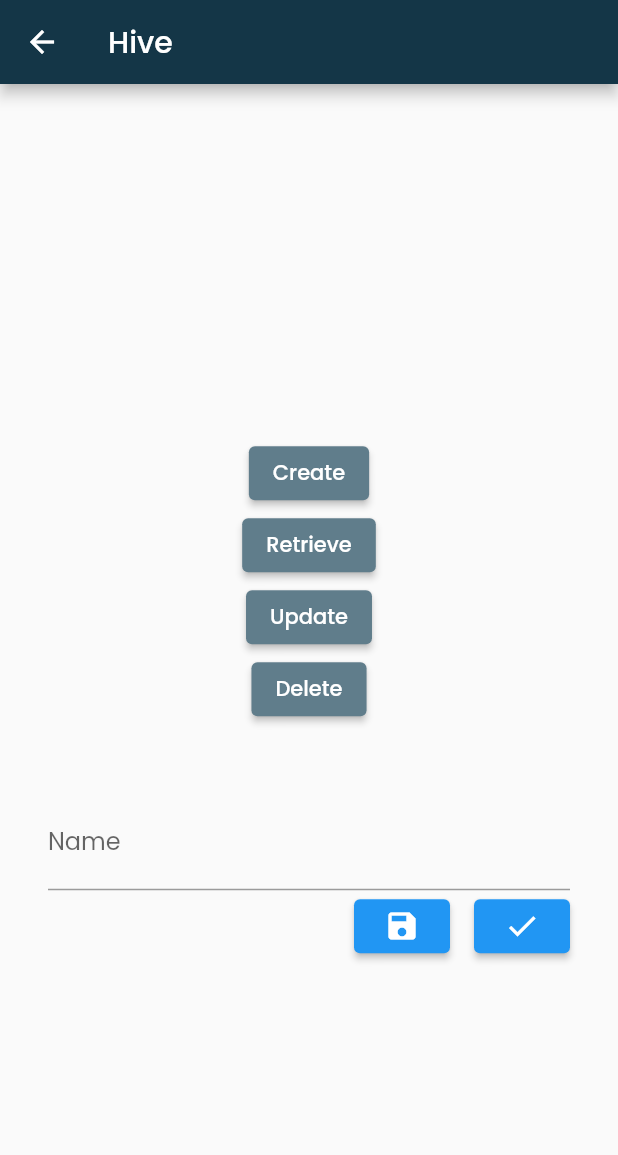
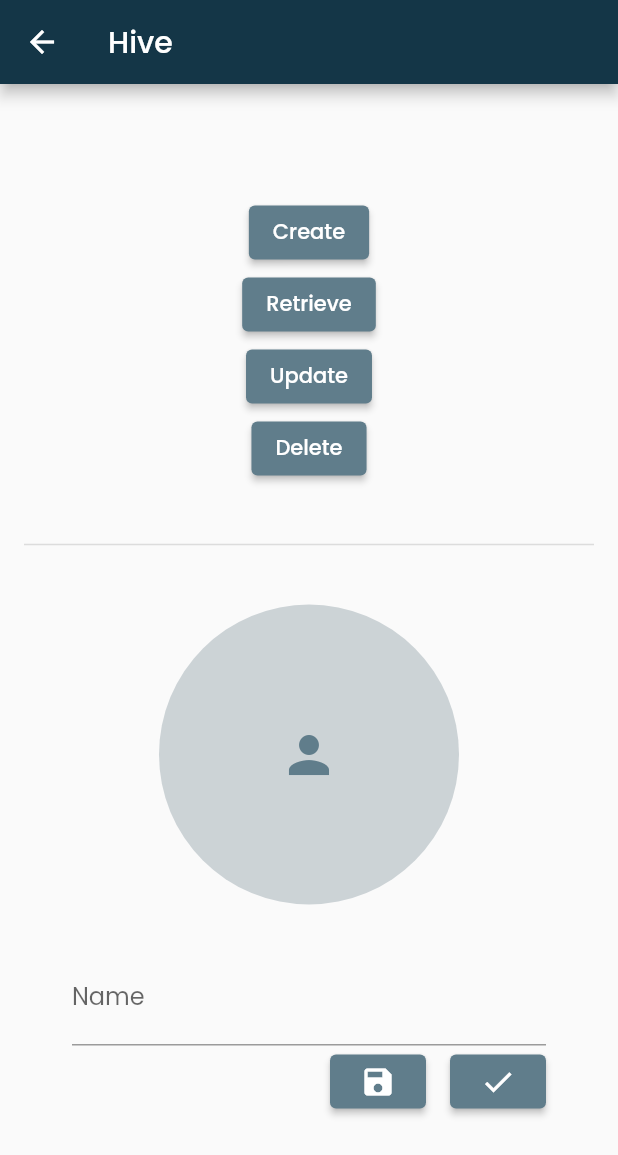
Before and after one commit to hanna-kr/app_akademie_exercises, a Flutter app: the HiveExercisePage screen opened by its route, after a tap on "Retrieve", on a phone screen of 412 x 824 dp. Shown: the top 1155 px of the screen. Run offline on Flutter 3.47's test engine with Material 2 defaults, Android fonts, the phone set to English and light mode, and no system bars; our stand-ins replace cached_network_image, card_swiper, google_fonts, hive, hive_flutter, image_picker and 2 more; missing offline and left inert: blobs; accounts and stored records are empty.

Commit message:
minor changes

```diff
--- a/lib/main.dart
+++ b/lib/main.dart
@@ -1,4 +1,5 @@
 import 'package:app_akademie_exercises/app.dart';
+import 'package:app_akademie_exercises/src/presentation/5.6%20-%20/model/user.dart';
 import 'package:app_akademie_exercises/styles/spacing.dart';
 
 import 'package:flutter/foundation.dart';
@@ -7,7 +8,9 @@ import 'package:hive_flutter/hive_flutter.dart';
 
 void main() async {
   await Hive.initFlutter();
+  Hive.registerAdapter(UserAdapter());
   await Hive.openBox<String>('dataBox');
+  await Hive.openBox<String>('profilePictureBox');
 
   if (kDebugMode || kReleaseMode) {
     ErrorWidget.builder = (details) => Scaffold(
--- /dev/null
+++ b/lib/src/presentation/5.6 - /components/circle_avatar.dart
@@ -0,0 +1,126 @@
+import 'dart:io';
+
+import 'package:flutter/material.dart';
+import 'package:hive/hive.dart';
+import 'package:image_picker/image_picker.dart';
+
+class CircleAvatarCustom extends StatefulWidget {
+  const CircleAvatarCustom({super.key});
+
+  @override
+  State<CircleAvatarCustom> createState() => _CircleAvatarCustomState();
+}
+
+class _CircleAvatarCustomState extends State<CircleAvatarCustom> {
+  String image = '';
+
+  Box<String> box = Hive.box<String>('profilePictureBox');
+
+  // @override
+  // void initState() {
+  //   super.initState();
+  //   getImage();
+  // }
+
+  Future pickImage() async {
+    final temporaryImage =
+        await ImagePicker().pickImage(source: ImageSource.gallery);
+
+    if (temporaryImage != null) {
+      setState(() {
+        image = temporaryImage.path;
+      });
+      saveImage();
+    }
+  }
+
+  void saveImage() async {
+    box.put('image1', image);
+  }
+
+  // void getImage() async {
+  //   setState(() {
+  //     box.delete('image1');
+  //   });
+  // }
+
+  Future<String> getImage() async {
+    return image = box.get('image1') ?? '';
+  }
+
+  void deleteImage() {
+    box.delete('image1');
+  }
+
+  @override
+  Widget build(BuildContext context) {
+    return GestureDetector(
+      onTap: () {
+        pickImage();
+      },
+      onLongPress: () {
+        setState(() {
+          deleteImage();
+        });
+      },
+      // child: Container(
+      //     clipBehavior: Clip.hardEdge,
+      //     width: 200,
+      //     height: 200,
+      //     decoration: BoxDecoration(
+      //       shape: BoxShape.circle,
+      //       color: Theme.of(context).primaryColor.withOpacity(0.2),
+      //     ),
+      //     child: image == ''
+      //         ? const Icon(
+      //             Icons.person,
+      //             size: 40,
+      //             color: Colors.blueGrey,
+      //           )
+      //         : Image.file(
+      //             File(image),
+      //             fit: BoxFit.cover,
+      //           )),
+      child: FutureBuilder(
+        future: getImage(),
+        builder: (context, snapshot) {
+          // if (snapshot.connectionState == ConnectionState.waiting) {
+          //   return const CircularProgressIndicator();
+          // } else
+          if (snapshot.hasError) {
+            return Text('Error: ${snapshot.error}');
+          } else if (snapshot.hasData && snapshot.data.toString().isNotEmpty) {
+            return Container(
+              clipBehavior: Clip.hardEdge,
+              width: 200,
+              height: 200,
+              decoration: BoxDecoration(
+                shape: BoxShape.circle,
+                color: Theme.of(context).primaryColor.withOpacity(0.2),
+              ),
+              child: Image.file(
+                File(snapshot.data.toString()),
+                fit: BoxFit.cover,
+              ),
+            );
+          } else {
+            return Container(
+              clipBehavior: Clip.hardEdge,
+              width: 200,
+              height: 200,
+              decoration: BoxDecoration(
+                shape: BoxShape.circle,
+                color: Theme.of(context).primaryColor.withOpacity(0.2),
+              ),
+              child: const Icon(
+                Icons.person,
+                size: 40,
+                color: Colors.blueGrey,
+              ),
+            );
+          }
+        },
+      ),
+    );
+  }
+}
--- a/lib/src/presentation/5.6 - /screens/hive.dart
+++ b/lib/src/presentation/5.6 - /screens/hive.dart
@@ -1,5 +1,7 @@
+import 'package:app_akademie_exercises/src/presentation/5.6%20-%20/components/circle_avatar.dart';
 import 'package:app_akademie_exercises/styles/colors.dart';
 import 'package:app_akademie_exercises/styles/spacing.dart';
+import 'package:app_akademie_exercises/styles/textstyles.dart';
 import 'package:app_akademie_exercises/styles/theme_color.dart';
 import 'package:flutter/material.dart';
 import 'package:hive/hive.dart';
@@ -15,23 +17,24 @@ class _HiveExercisePageState extends State<HiveExercisePage> {
   String text = '';
   TextEditingController controller = TextEditingController();
   Box<String> box = Hive.box<String>('dataBox');
+  String keyText = 'Text1';
 
   void createData() async {
-    box.put('Text1', 'Hi there');
+    box.put(keyText, 'Hiii');
   }
 
   void readData() async {
     setState(() {
-      text = box.get('Text1') ?? '';
+      text = box.get(keyText) ?? '';
     });
   }
 
   void updateData() async {
-    box.put('Text1', 'How are you?');
+    box.put(keyText, 'How are you?');
   }
 
   void deleteData() async {
-    box.delete('Text1');
+    box.delete(keyText);
   }
 
   void createName() async {
@@ -53,12 +56,18 @@ class _HiveExercisePageState extends State<HiveExercisePage> {
         backgroundColor: appAkademieColor.primaryColor,
         title: const Text('Hive'),
       ),
-      body: Center(
+      body: Padding(
+        padding: const EdgeInsets.all(16.0),
+        child: SingleChildScrollView(
           child: Column(
             mainAxisAlignment: MainAxisAlignment.center,
             children: [
-            Text(text),
-            kSpacing32,
+              kSpacing16,
+              Text(
+                text,
+                style: kHeader3,
+              ),
+              kSpacing16,
               ElevatedButton(
                   style: buttonStyle,
                   onPressed: () {
@@ -83,7 +92,13 @@ class _HiveExercisePageState extends State<HiveExercisePage> {
                     deleteData();
                   },
                   child: const Text('Delete')),
-            kSpacing48,
+              kSpacing32,
+              const Divider(
+                thickness: 1,
+              ),
+              kSpacing32,
+              const CircleAvatarCustom(),
+              kSpacing32,
               Padding(
                 padding: const EdgeInsets.symmetric(horizontal: 32),
                 child: TextField(
@@ -99,6 +114,7 @@ class _HiveExercisePageState extends State<HiveExercisePage> {
                   mainAxisAlignment: MainAxisAlignment.end,
                   children: [
                     ElevatedButton(
+                        style: buttonStyle,
                         onPressed: () {
                           createName();
                         },
@@ -107,14 +123,16 @@ class _HiveExercisePageState extends State<HiveExercisePage> {
                       width: 16,
                     ),
                     ElevatedButton(
+                        style: buttonStyle,
                         onPressed: () {
                           getName();
                         },
                         child: const Icon(Icons.check)),
                   ],
                 ),
-            )
+              ),
             ],
+          ),
         ),
       ),
     );
```
Also changed, not shown: lib/src/presentation/5.6 - /model/user.dart (added, +13 -0 lines), lib/src/presentation/5.6 - /model/user.g.dart (added). Lines whose indentation alone changed are shown as unchanged.
